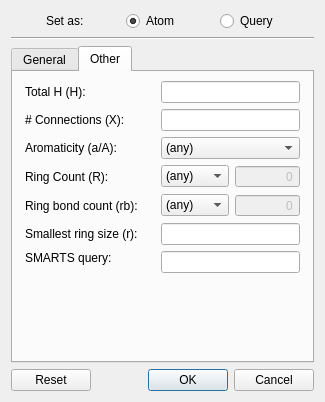
schrodinger/sketcher, file src/schrodinger/sketcher/ui/edit_atom_properties.ui: the form before one commit.
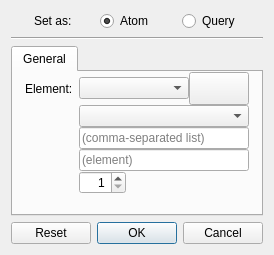
The form after the commit. The open tabs and pages were chosen to show the change. Icons and pictures are not drawn. Custom widgets are drawn as their Qt base class.

Commit message: SKETCH-1454. Hide incomplete elements from WASM build for 2022-1.1 release

```diff
--- a/src/schrodinger/sketcher/ui/edit_atom_properties.ui
+++ b/src/schrodinger/sketcher/ui/edit_atom_properties.ui
@@ -6,8 +6,8 @@
    <rect>
     <x>0</x>
     <y>0</y>
-    <width>325</width>
-    <height>402</height>
+    <width>255</width>
+    <height>254</height>
    </rect>
   </property>
   <property name="windowTitle">
@@ -303,208 +303,6 @@
            </item>
           </layout>
          </widget>
-         <widget class="QWidget" name="other_tab">
-          <attribute name="title">
-           <string>Other</string>
-          </attribute>
-          <layout class="QGridLayout" name="gridLayout">
-           <property name="leftMargin">
-            <number>12</number>
-           </property>
-           <property name="rightMargin">
-            <number>12</number>
-           </property>
-           <property name="bottomMargin">
-            <number>12</number>
-           </property>
-           <item row="3" column="1">
-            <widget class="QComboBox" name="ring_count_combo">
-             <item>
-              <property name="text">
-               <string>(any)</string>
-              </property>
-             </item>
-             <item>
-              <property name="text">
-               <string>&gt;0</string>
-              </property>
-             </item>
-             <item>
-              <property name="text">
-               <string>exactly</string>
-              </property>
-             </item>
-            </widget>
-           </item>
-           <item row="2" column="0">
-            <widget class="QLabel" name="aromaticity_lbl">
-             <property name="text">
-              <string>Aromaticity (a/A):</string>
-             </property>
-            </widget>
-           </item>
-           <item row="1" column="0">
-            <widget class="QLabel" name="num_connections_lbl">
-             <property name="text">
-              <string># Connections (X):</string>
-             </property>
-            </widget>
-           </item>
-           <item row="6" column="0">
-            <widget class="QLabel" name="smallest_ring_size_lbl">
-             <property name="text">
-              <string>Smallest ring size (r):</string>
-             </property>
-            </widget>
-           </item>
-           <item row="0" column="0">
-            <widget class="QLabel" name="total_H_lbl">
-             <property name="minimumSize">
-              <size>
-               <width>130</width>
-               <height>0</height>
-              </size>
-             </property>
-             <property name="text">
-              <string>Total H (H):</string>
-             </property>
-            </widget>
-           </item>
-           <item row="3" column="0">
-            <widget class="QLabel" name="ring_count_lbl">
-             <property name="text">
-              <string>Ring Count (R):</string>
-             </property>
-            </widget>
-           </item>
-           <item row="8" column="0">
-            <spacer name="other_spacer">
-             <property name="orientation">
-              <enum>Qt::Vertical</enum>
-             </property>
-             <property name="sizeHint" stdset="0">
-              <size>
-               <width>20</width>
-               <height>40</height>
-              </size>
-             </property>
-            </spacer>
-           </item>
-           <item row="5" column="0">
-            <widget class="QLabel" name="ring_bond_count_lbl">
-             <property name="text">
-              <string>Ring bond count (rb):</string>
-             </property>
-            </widget>
-           </item>
-           <item row="7" column="0">
-            <widget class="QLabel" name="smarts_query_lbl">
-             <property name="text">
-              <string>SMARTS query:</string>
-             </property>
-             <property name="alignment">
-              <set>Qt::AlignLeading|Qt::AlignLeft|Qt::AlignTop</set>
-             </property>
-            </widget>
-           </item>
-           <item row="5" column="2">
-            <widget class="QSpinBox" name="ring_bond_count_sb">
-             <property name="enabled">
-              <bool>false</bool>
-             </property>
-             <property name="alignment">
-              <set>Qt::AlignRight|Qt::AlignTrailing|Qt::AlignVCenter</set>
-             </property>
-             <property name="buttonSymbols">
-              <enum>QAbstractSpinBox::NoButtons</enum>
-             </property>
-            </widget>
-           </item>
-           <item row="5" column="1">
-            <widget class="QComboBox" name="ring_bond_count_combo">
-             <item>
-              <property name="text">
-               <string>(any)</string>
-              </property>
-             </item>
-             <item>
-              <property name="text">
-               <string>exactly</string>
-              </property>
-             </item>
-            </widget>
-           </item>
-           <item row="3" column="2">
-            <widget class="QSpinBox" name="ring_count_sb">
-             <property name="enabled">
-              <bool>false</bool>
-             </property>
-             <property name="alignment">
-              <set>Qt::AlignRight|Qt::AlignTrailing|Qt::AlignVCenter</set>
-             </property>
-             <property name="buttonSymbols">
-              <enum>QAbstractSpinBox::NoButtons</enum>
-             </property>
-            </widget>
-           </item>
-           <item row="2" column="1" colspan="2">
-            <widget class="QComboBox" name="aromaticity_combo">
-             <item>
-              <property name="text">
-               <string>(any)</string>
-              </property>
-             </item>
-             <item>
-              <property name="text">
-               <string>Aromatic (a)</string>
-              </property>
-             </item>
-             <item>
-              <property name="text">
-               <string>Aliphatic (A)</string>
-              </property>
-             </item>
-            </widget>
-           </item>
-           <item row="1" column="1" colspan="2">
-            <widget class="QLineEdit" name="num_connections_le">
-             <property name="alignment">
-              <set>Qt::AlignRight|Qt::AlignTrailing|Qt::AlignVCenter</set>
-             </property>
-             <property name="clearButtonEnabled">
-              <bool>true</bool>
-             </property>
-            </widget>
-           </item>
-           <item row="0" column="1" colspan="2">
-            <widget class="QLineEdit" name="total_H_le">
-             <property name="alignment">
-              <set>Qt::AlignRight|Qt::AlignTrailing|Qt::AlignVCenter</set>
-             </property>
-             <property name="clearButtonEnabled">
-              <bool>true</bool>
-             </property>
-            </widget>
-           </item>
-           <item row="6" column="1" colspan="2">
-            <widget class="QLineEdit" name="smallest_ring_size_le">
-             <property name="alignment">
-              <set>Qt::AlignRight|Qt::AlignTrailing|Qt::AlignVCenter</set>
-             </property>
-             <property name="clearButtonEnabled">
-              <bool>true</bool>
-             </property>
-            </widget>
-           </item>
-           <item row="7" column="1" colspan="2">
-            <widget class="QLineEdit" name="smarts_query_le">
-             <property name="clearButtonEnabled">
-              <bool>true</bool>
-             </property>
-            </widget>
-           </item>
-          </layout>
-         </widget>
         </widget>
        </item>
       </layout>
```
